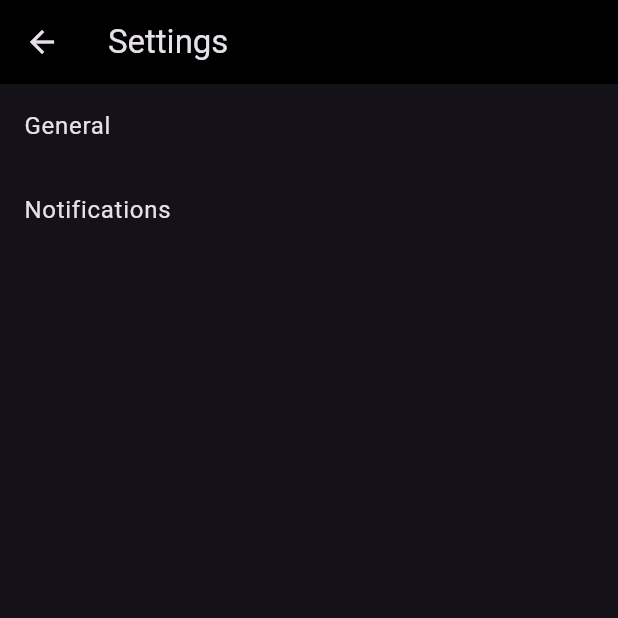
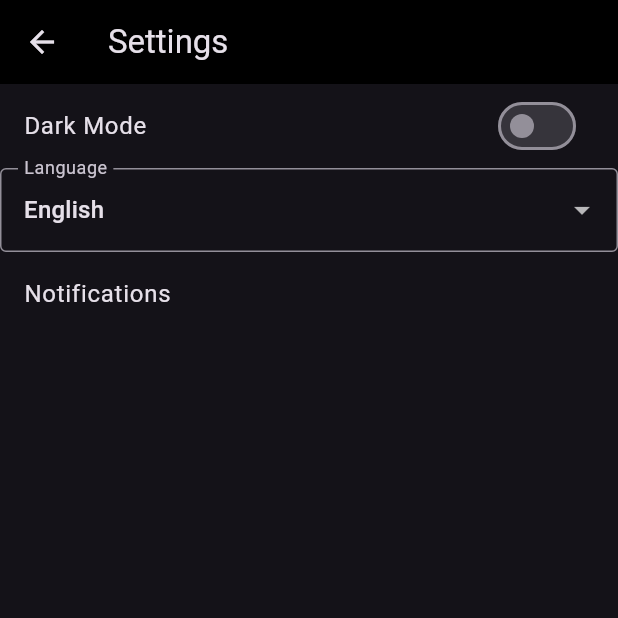
Before and after one commit to dotpranjal/s360, a Flutter app: the screen it shows after launch, after a tap on the "settings" icon, on a phone screen of 412 x 824 dp, the top half of it. Run offline on Flutter 3.47's test engine with Material 3 defaults, Android fonts, the light colour scheme and no system bars; our stand-ins replace geolocator, permission_handler, shared_preferences; missing offline and left inert: flutter_sms.

Commit message:
location page done

```diff
--- a/lib/main.dart
+++ b/lib/main.dart
@@ -4,6 +4,7 @@ import 'package:flutter_sms/flutter_sms.dart';
 import 'package:permission_handler/permission_handler.dart';
 import 'dart:convert';
 import 'package:geolocator/geolocator.dart';
+import 'package:shared_preferences/shared_preferences.dart';
 
 
 
@@ -175,6 +176,7 @@ class LocationPage extends StatefulWidget {
 
 
 class _LocationPageState extends State<LocationPage>{
+
   String _locationMessage = "Fetching location...";
 
   @override
@@ -184,12 +186,15 @@ class _LocationPageState extends State<LocationPage>{
   }
 
   Future<void> _getCurrentLocation() async {
+
      bool serviceEnabled;
      LocationPermission permission;
 
      // Test if location services are enabled
      serviceEnabled = await Geolocator.isLocationServiceEnabled();
      if (!serviceEnabled) {
+      // await Geolocator.openAppSettings();
+      await Geolocator.openLocationSettings();
        // Location services are not enabled, show a message
        setState(() {
          _locationMessage = "Location services are disabled.";
@@ -197,8 +202,9 @@ class _LocationPageState extends State<LocationPage>{
        return;
      }
 
-     permission = await Geolocator.checkPermission();
+    permission = await Geolocator.checkPermission();
     if (permission == LocationPermission.denied) {
+
       permission = await Geolocator.requestPermission();
       if (permission == LocationPermission.denied) {
          // Permissions are denied, show a message
@@ -225,10 +231,11 @@ class _LocationPageState extends State<LocationPage>{
 
 
     Position position = await Geolocator.getCurrentPosition(locationSettings: locationSettings);
+    Position? position2 = await Geolocator.getLastKnownPosition();
 
 
     setState(() {
-       _locationMessage = "Latitude: ${position.latitude}, Longitude: ${position.longitude}";
+       _locationMessage = "Latitude: ${position.latitude}, Longitude: ${position.longitude}, Last position: $position2";
      });
    }
 
@@ -241,14 +248,44 @@ class _LocationPageState extends State<LocationPage>{
         title: const Text('Location'),
       ),
       body: Center(
-        child: Text(_locationMessage)
+        child:Column(children: [Text(_locationMessage)
+        ],)
       ),
     );
   }
 }
 
-class SettingsPage extends StatelessWidget {
+class SettingsPage extends StatefulWidget {
   const SettingsPage({super.key});
+
+  @override
+  _SettingsPageState createState() => _SettingsPageState();
+}
+
+class _SettingsPageState extends State<SettingsPage> {
+  bool _darkModeEnabled = false;
+  String _selectedLanguage = 'English';
+
+  @override
+  void initState() {
+    super.initState();
+    _loadSettings();
+  }
+
+  Future<void> _loadSettings() async {
+    final prefs = await SharedPreferences.getInstance();
+    setState(()
+ {
+      _darkModeEnabled = prefs.getBool('dark_mode') ?? false;
+      _selectedLanguage = prefs.getString('language') ?? 'English';
+    });
+  }
+
+  Future<void> _saveSettings() async {
+    final prefs = await SharedPreferences.getInstance();
+    await prefs.setBool('dark_mode', _darkModeEnabled);
+    await prefs.setString('language', _selectedLanguage);
+  }
 
   @override
   Widget build(BuildContext context) {
@@ -258,20 +295,38 @@ class SettingsPage extends StatelessWidget {
       ),
       body: ListView(
         children: [
-          ListTile(
-            title: const Text('General'),
-            onTap: () {
-              // Navigate to the general settings page
-              // Navigator.pushNamed(context, '/general_settings');
+          SwitchListTile(
+            title: const Text('Dark Mode'),
+            value: _darkModeEnabled,
+            onChanged: (value) {
+              setState(() {
+                _darkModeEnabled = value;
+                _saveSettings();
+              });
             },
           ),
-          ListTile(
-            title: const Text('Notifications'),
-            onTap: () {
-              // Navigate to the notifications settings page
-              // Navigator.pushNamed(context, '/notifications_settings');
+          DropdownButtonFormField<String>(
+            value: _selectedLanguage,
+            onChanged: (value) {
+              setState(() {
+                _selectedLanguage = value!;
+                _saveSettings();
+              });
             },
+            items: <String>['English', 'Spanish', 'French'].map<DropdownMenuItem<String>>((String value) {
+              return DropdownMenuItem<String>(
+                value: value,
+                child: Text(value),
+              );
+            }).toList(),
+
+            decoration: const InputDecoration(
+              labelText: 'Language',
+              border: OutlineInputBorder(),
+
+            ),
           ),
+          ListTile(title: const Text("Notifications"),)
           // Add more settings options here
         ],
       ),
@@ -282,7 +337,7 @@ class SettingsPage extends StatelessWidget {
 class SOSPage extends StatefulWidget {
   final List<String> emergencyContacts;
 
-  const SOSPage({Key? key, required this.emergencyContacts}) : super(key: key);
+  const SOSPage({super.key, required this.emergencyContacts});
 
   @override
   _SOSPageState createState() => _SOSPageState();
@@ -295,8 +350,8 @@ class _SOSPageState extends State<SOSPage>{
     final smsPermissionStatus = await Permission.sms.request();
     if(smsPermissionStatus.isGranted){
       try {
-        String _message = "I need help! My location is [Your location]";
-        await sendSMS(message: _message, recipients: emergencyContacts);
+        String message = "I need help! My location is [Your location]";
+        await sendSMS(message: message, recipients: emergencyContacts);
         ScaffoldMessenger.of(context).showSnackBar(
           const SnackBar(content: Text('SOS message sent successfully')),
         );
@@ -337,7 +392,7 @@ class NewsPage extends StatelessWidget {
 
   Future<List<Map<String, dynamic>>> fetchNews() async {
     const apiKey = 'aee608c5307e4bfb8fe356a983b7cfd4';
-    const url = 'https://newsapi.org/v2/everything?q=women&from=2024-09-06&to=2024-09-06&sortBy=popularity&apiKey=$apiKey';
+    const url = 'https://newsapi.org/v2/everything?q=tech&from=2024-09-06&to=2024-09-06&sortBy=popularity&apiKey=$apiKey';
 
     final response = await http.get(Uri.parse(url));
     if (response.statusCode == 200) {
--- a/pubspec.yaml
+++ b/pubspec.yaml
@@ -35,11 +35,11 @@ dependencies:
   flutter_sms: 2.3.3
   # flutter_local_notifications: ^5.0.0+1
   geolocator: ^13.0.1
-
   http: ^1.2.2
   flutter:
     sdk: flutter
   permission_handler: ^11.3.1
+  shared_preferences: ^2.0.15
 
 
 
```
Also changed, not shown: pubspec.lock, 2 other files.
